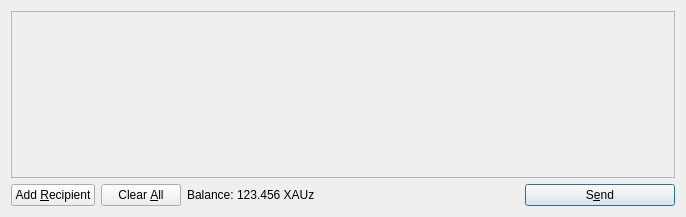
Qt form src/qt/forms/sendcoinsdialog.ui (bitcommoditiz/Platiniumz-XPTz) before a commit.
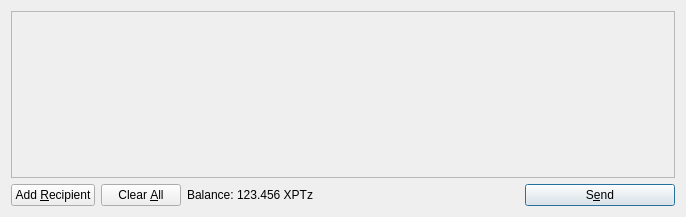
The same form after that commit. Icons and pictures are not drawn.

What changed in the file:
```diff
--- a/src/qt/forms/sendcoinsdialog.ui
+++ b/src/qt/forms/sendcoinsdialog.ui
@@ -119,7 +119,7 @@
           <cursorShape>IBeamCursor</cursorShape>
          </property>
          <property name="text">
-          <string>123.456 XAUz</string>
+          <string>123.456 XPTz</string>
          </property>
          <property name="textInteractionFlags">
           <set>Qt::LinksAccessibleByMouse|Qt::TextSelectableByKeyboard|Qt::TextSelectableByMouse</set>
```
